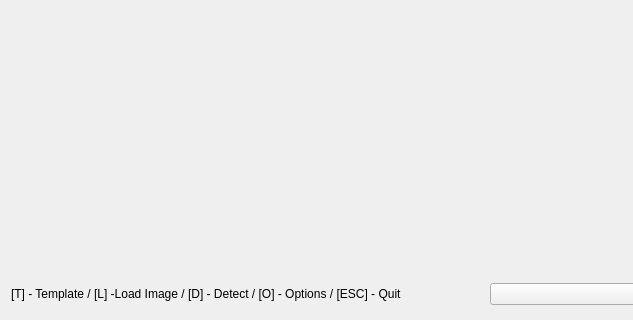
This is imageview.ui in mafasi/ght as Qt 5 draws it before an edit; both pictures show x 0 to 633 and y 409 to 729 of the 973 by 729 pixel window. The edited form follows.
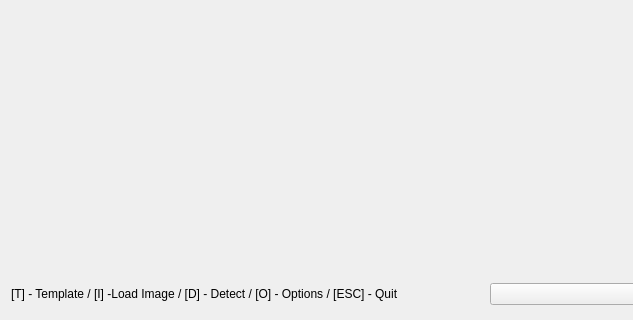
This is the edited form.

```diff
--- a/imageview.ui
+++ b/imageview.ui
@@ -58,7 +58,7 @@
       <item>
        <widget class="QLabel" name="label">
         <property name="text">
-         <string>[T] - Template / [L] -Load Image / [D] - Detect / [O] - Options / [ESC] - Quit</string>
+         <string>[T] - Template / [I] -Load Image / [D] - Detect / [O] - Options / [ESC] - Quit</string>
         </property>
        </widget>
       </item>
```
